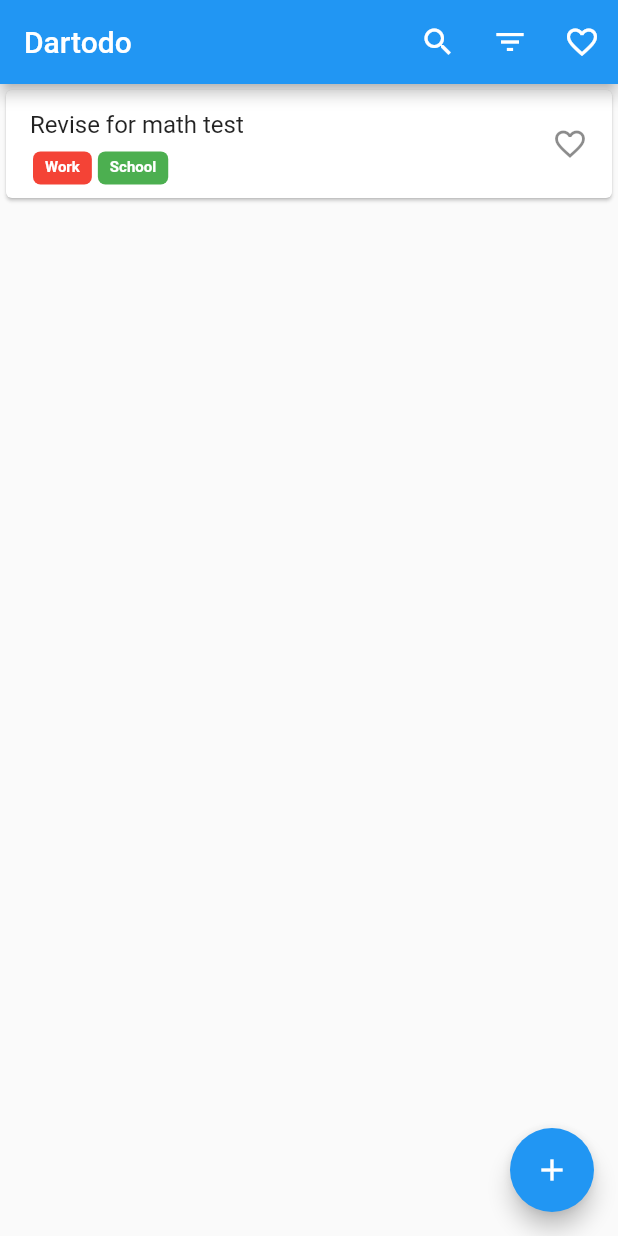
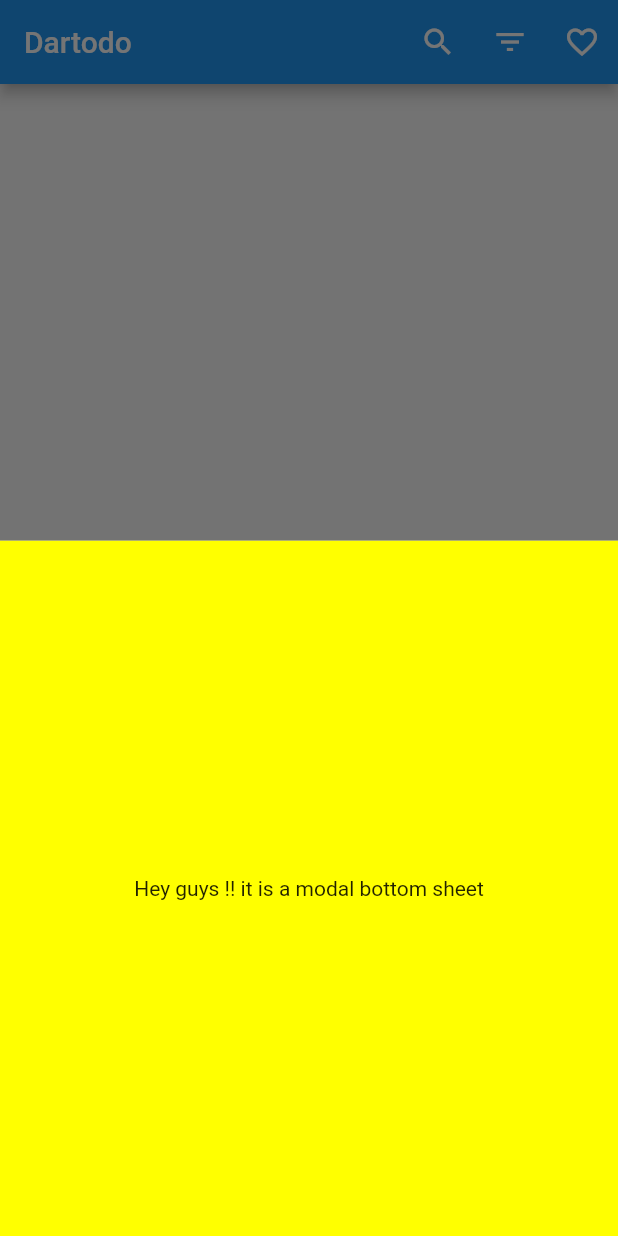
Before and after one commit to solderneer/dartodo, a Flutter app: the screen it shows after launch, after a tap on the "add" icon, on a phone screen of 412 x 824 dp. Run offline on Flutter 3.47's test engine with Material 2 defaults, Android fonts, the phone set to English and light mode, and no system bars.

Commit message:
added bottom modal

```diff
--- a/dartodo_client/lib/home.dart
+++ b/dartodo_client/lib/home.dart
@@ -12,6 +12,7 @@ class _HomeState extends State<Home> {
   List<TodoItem> todoList = [];
 
   void _onCreate() {
+    /*
     setState(() {
       todoList.add(TodoItem(
         title: 'Revise for math test',
@@ -19,8 +20,24 @@ class _HomeState extends State<Home> {
         favorite: false,
         taglist: [
           TagType(content: 'Work', color: Colors.red),
-              TagType(content: 'School', color: Colors.green)],
+          TagType(content: 'School', color: Colors.green)
+        ],
       ));
+    });*/
+
+    _modalBottomSheet();
+  }
+
+  void _modalBottomSheet() {
+    showModalBottomSheet(
+        context: context,
+        builder: (builder) {
+          return new Container(
+            color: Colors.yellowAccent,
+            child: new Center(
+              child: new Text("Hey guys !! it is a modal bottom sheet"),
+            ),
+          );
         });
   }
 
```
Lines whose indentation alone changed are shown as unchanged.
